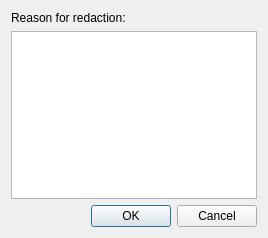
Ralith/nachat, file src/RedactDialog.ui: the form before one commit.
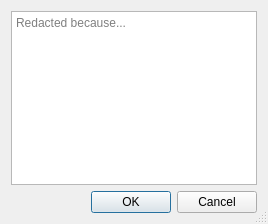
The form after the commit.

Commit message: Tweak redaction dialog

```diff
--- a/src/RedactDialog.ui
+++ b/src/RedactDialog.ui
@@ -7,23 +7,23 @@
     <x>0</x>
     <y>0</y>
     <width>268</width>
-    <height>238</height>
+    <height>224</height>
    </rect>
   </property>
   <property name="windowTitle">
    <string>Redact Event</string>
   </property>
+  <property name="sizeGripEnabled">
+   <bool>true</bool>
+  </property>
   <layout class="QVBoxLayout" name="verticalLayout">
    <item>
-    <widget class="QLabel" name="label">
-     <property name="text">
-      <string>&lt;html&gt;&lt;head/&gt;&lt;body&gt;&lt;p&gt;Reason for redaction:&lt;/p&gt;&lt;/body&gt;&lt;/html&gt;</string>
+    <widget class="QPlainTextEdit" name="reason">
+     <property name="placeholderText">
+      <string>Redacted because...</string>
      </property>
     </widget>
    </item>
-   <item>
-    <widget class="QPlainTextEdit" name="reason"/>
-   </item>
    <item>
     <widget class="QDialogButtonBox" name="buttonBox">
      <property name="orientation">
```
